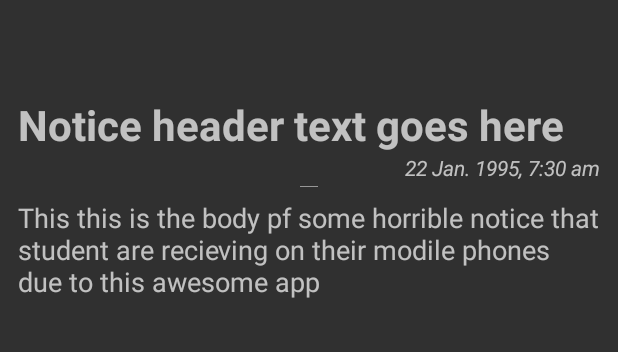
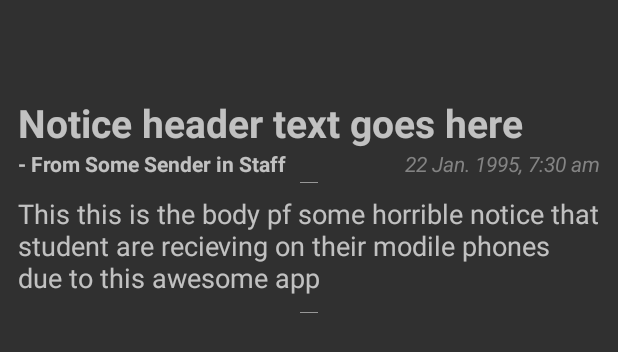
Before and after one commit to PranayKarani/KC_v2, an Android app: the layout a_noticeviewer.xml on its own in the app's theme, with its tools: preview values and no code run, on a phone screen of 412 x 824 dp. Shown: the top 352 px of the screen. Run offline under Robolectric (Android 15) with nearby library versions, the phone set to English and light mode, and no system bars; network calls fail.

Commit message:
- email to which password sent is shown - "from" info in NoticeViewer

```diff
--- a/app/src/main/java/com/kc/C.java
+++ b/app/src/main/java/com/kc/C.java
@@ -9,7 +9,7 @@ public class C {
     public static final String ATTENDANCE_FILE = "attendance.json";
     public static final String GOOGLE_PROJECT_NO = "380016519033";
 
-    public static final String root = "http://192.168.1.101:80/web/kc/";
+    public static final String root = "http://sitechnologies.in/pranay/";
 
     public static final String STUDENT_VALIDTY  = root + "validity_check.php?";
     public static final String PASSWORD_CHECKER = root + "password_check.php?";
--- a/app/src/main/java/com/kc/activities/AHome.java
+++ b/app/src/main/java/com/kc/activities/AHome.java
@@ -153,6 +153,7 @@ public class AHome extends MyActivity {
             ft.setTransition(FragmentTransaction.TRANSIT_FRAGMENT_OPEN);
             ft.commit();
             invalidateOptionsMenu();
+
         }
     }
 
@@ -328,7 +329,7 @@ public class AHome extends MyActivity {
         public void onItemClick(AdapterView<?> parent, View view, int position, long id) {
 
             FragmentManager fragMa = getSupportFragmentManager();
-            Fragment f = null;
+            Fragment f;
 
             switch (position) {
                 case 0:
--- a/app/src/main/java/com/kc/activities/ANoticeViewer.java
+++ b/app/src/main/java/com/kc/activities/ANoticeViewer.java
@@ -15,7 +15,7 @@ import com.kc.database.TNoticeboard;
 public class ANoticeViewer extends AppCompatActivity {
 
     private int ID;
-    private String header, body;
+    private String header, body, from;
     private boolean fav;
     private int date, time;
 
@@ -32,7 +32,7 @@ public class ANoticeViewer extends AppCompatActivity {
         fav = getIntent().getBooleanExtra("fav", false);
         date = getIntent().getIntExtra("date", 1);
         time = getIntent().getIntExtra("time", 1);
-        // todo add "from" details also
+        from = getIntent().getStringExtra("from");
 
         dbh = new DBHelper(this, dbType.WRITE);
         ContentValues cv = new ContentValues();
--- a/app/src/main/java/com/kc/database/DBHelper.java
+++ b/app/src/main/java/com/kc/database/DBHelper.java
@@ -50,7 +50,7 @@ public class DBHelper extends SQLiteOpenHelper {
     }
 
     @Override
-    public synchronized void close() {// todo learn about synchronized method
+    public synchronized void close() {
         super.close();
         db.close();
     }
--- a/app/src/main/java/com/kc/fragments/FHome.java
+++ b/app/src/main/java/com/kc/fragments/FHome.java
@@ -35,7 +35,7 @@ public class FHome extends MyFragment {
     int noof_notices;
 
     public FHome() {
-        super();
+        titleBar_text = "Home";
     }
 
     @Override
--- a/app/src/main/java/com/kc/fragments/FNoticeboard.java
+++ b/app/src/main/java/com/kc/fragments/FNoticeboard.java
@@ -25,7 +25,7 @@ public class FNoticeboard extends MyFragment {
     private Context stupidContext;
 
     public FNoticeboard() {
-        // Required empty public constructor
+        titleBar_text = "Noticeboard";
     }
 
     @Override
@@ -151,6 +151,7 @@ public class FNoticeboard extends MyFragment {
             final int ID = c.getInt(c.getColumnIndex(TNoticeboard.ID));
             final String header = c.getString(c.getColumnIndex(TNoticeboard.HEADER));
             final String body = c.getString(c.getColumnIndex(TNoticeboard.MESSAGE));
+            final String from = c.getString(c.getColumnIndex(TNoticeboard.SENDER));
             final int date = c.getInt(c.getColumnIndex(TNoticeboard.DATE));
             final int time = c.getInt(c.getColumnIndex(TNoticeboard.TIME));
 
@@ -174,7 +175,6 @@ public class FNoticeboard extends MyFragment {
                 @Override
                 public void onClick(View v) {
 
-                    // TODO activate this to read the unread notice
                     Intent i = new Intent(getActivity(), ANoticeViewer.class);
 
                     i.putExtra("ID", ID);
@@ -183,6 +183,7 @@ public class FNoticeboard extends MyFragment {
                     i.putExtra("fav", false);
                     i.putExtra("date", date);
                     i.putExtra("time", time);
+                    i.putExtra("from", time);
                     startActivity(i);
 
                 }
@@ -214,7 +215,6 @@ public class FNoticeboard extends MyFragment {
                 @Override
                 public void onClick(View v) {
 
-                    // TODO activate this to read the unread notice
                     Intent i = new Intent(getActivity(), ANoticeViewer.class);
 
                     i.putExtra("ID", ID);
--- a/app/src/main/java/com/kc/fragments/MyFragment.java
+++ b/app/src/main/java/com/kc/fragments/MyFragment.java
@@ -4,6 +4,7 @@ import android.content.Context;
 import android.os.Bundle;
 import android.support.annotation.Nullable;
 import android.support.v4.app.Fragment;
+import android.support.v7.app.AppCompatActivity;
 import android.util.Log;
 import android.view.LayoutInflater;
 import android.view.View;
@@ -12,6 +13,7 @@ import android.view.ViewGroup;
 public abstract class MyFragment extends Fragment {
 
     protected String CLASS = this.getClass().getSimpleName();
+    String titleBar_text;
     private   String TAG   = "Frag_Life";
 
     public MyFragment() {
@@ -22,6 +24,7 @@ public abstract class MyFragment extends Fragment {
     public void onAttach(Context context) {
         super.onAttach(context);
         Log.v(TAG, CLASS + " attached to context " + context.toString());
+        ((AppCompatActivity) context).getSupportActionBar().setTitle(titleBar_text);
     }
 
     @Override
--- a/app/src/main/res/layout/a_noticeviewer.xml
+++ b/app/src/main/res/layout/a_noticeviewer.xml
@@ -30,9 +30,19 @@
                     android:layout_width="match_parent"
                     android:layout_height="wrap_content"
                     android:text="Notice header text goes here"
-                    android:textSize="28dp"
+                    android:textSize="26dp"
                     android:textStyle="bold">
             </TextView>
+            <LinearLayout
+                    android:orientation="horizontal"
+                    android:layout_width="match_parent"
+                    android:layout_height="match_parent">
+                <TextView
+                        android:layout_width="wrap_content"
+                        android:layout_height="wrap_content"
+                        android:textAppearance="?android:attr/textAppearanceSmall"
+                        android:text="- From Some Sender in Staff"
+                        android:id="@+id/from_text" android:layout_weight="1" android:textStyle="bold"/>
                 <TextView
                         android:layout_width="wrap_content"
                         android:layout_height="wrap_content"
@@ -41,7 +51,8 @@
                         android:id="@+id/date_time_text"
                         android:textStyle="italic"
                         android:layout_gravity="right"
-            />
+                        android:textColor="#838383"/>
+            </LinearLayout>
             <ImageView
                     android:layout_width="match_parent"
                     android:layout_height="wrap_content"
@@ -55,6 +66,11 @@
                     android:text="This this is the body pf some horrible notice that student are recieving on their modile phones due to this awesome app"
                     android:textSize="18dp">
             </TextView>
+            <ImageView
+                    android:layout_width="match_parent"
+                    android:layout_height="wrap_content"
+                    android:src="@drawable/abc_textfield_search_default_mtrl_alpha"
+                    android:layout_marginTop="8dp"/>
         </LinearLayout>
     </ScrollView>
 
```
Also changed, not shown: app/src/main/java/com/kc/activities/ALogin.java (+8 -3 lines), app/src/main/java/com/kc/fragments/FAttendance.java (+10 -2 lines), app/src/main/java/com/kc/fragments/FDetails.java (+3 -6 lines), app/src/main/java/com/kc/utilites/Time.java (+7 -0 lines). Lines whose indentation alone changed are shown as unchanged.
